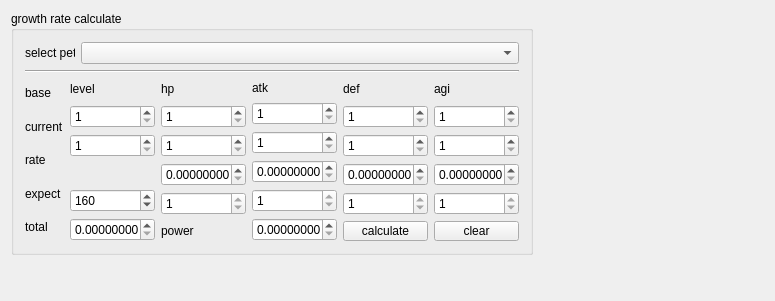
Qt form SaSH/form/petinfoform.ui (bestkakkoii/SaSH) before a commit.
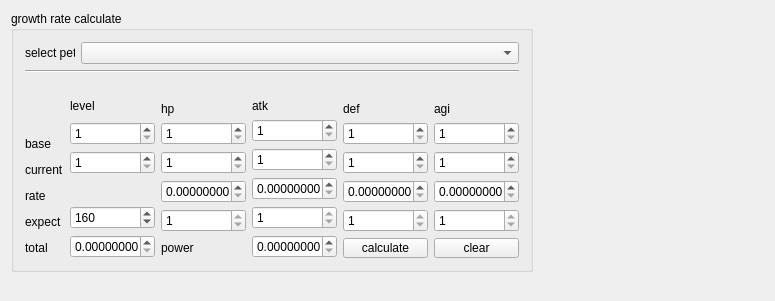
The same form after that commit. Custom widgets are drawn as their Qt base class.

The edit to the form file:
```diff
--- a/SaSH/form/petinfoform.ui
+++ b/SaSH/form/petinfoform.ui
@@ -51,8 +51,27 @@
        <layout class="QHBoxLayout" name="horizontalLayout">
         <item>
          <layout class="QVBoxLayout" name="verticalLayout_6">
+          <item>
+           <spacer name="verticalSpacer_2">
+            <property name="orientation">
+             <enum>Qt::Vertical</enum>
+            </property>
+            <property name="sizeHint" stdset="0">
+             <size>
+              <width>20</width>
+              <height>40</height>
+             </size>
+            </property>
+           </spacer>
+          </item>
           <item>
            <widget class="QLabel" name="label_7">
+            <property name="minimumSize">
+             <size>
+              <width>0</width>
+              <height>20</height>
+             </size>
+            </property>
             <property name="text">
              <string>base</string>
             </property>
@@ -60,6 +79,12 @@
           </item>
           <item>
            <widget class="QLabel" name="label_8">
+            <property name="minimumSize">
+             <size>
+              <width>0</width>
+              <height>20</height>
+             </size>
+            </property>
             <property name="text">
              <string>current</string>
             </property>
@@ -67,6 +92,12 @@
           </item>
           <item>
            <widget class="QLabel" name="label_9">
+            <property name="minimumSize">
+             <size>
+              <width>0</width>
+              <height>20</height>
+             </size>
+            </property>
             <property name="text">
              <string>rate</string>
             </property>
@@ -74,6 +105,12 @@
           </item>
           <item>
            <widget class="QLabel" name="label_10">
+            <property name="minimumSize">
+             <size>
+              <width>0</width>
+              <height>20</height>
+             </size>
+            </property>
             <property name="text">
              <string>expect</string>
             </property>
@@ -81,6 +118,12 @@
           </item>
           <item>
            <widget class="QLabel" name="label_11">
+            <property name="minimumSize">
+             <size>
+              <width>0</width>
+              <height>20</height>
+             </size>
+            </property>
             <property name="text">
              <string>total</string>
             </property>
@@ -90,6 +133,19 @@
         </item>
         <item>
          <layout class="QVBoxLayout" name="verticalLayout_5">
+          <item>
+           <spacer name="verticalSpacer_3">
+            <property name="orientation">
+             <enum>Qt::Vertical</enum>
+            </property>
+            <property name="sizeHint" stdset="0">
+             <size>
+              <width>20</width>
+              <height>40</height>
+             </size>
+            </property>
+           </spacer>
+          </item>
           <item>
            <widget class="QLabel" name="label_2">
             <property name="minimumSize">
@@ -217,6 +273,19 @@
         </item>
         <item>
          <layout class="QVBoxLayout" name="verticalLayout_4">
+          <item>
+           <spacer name="verticalSpacer_4">
+            <property name="orientation">
+             <enum>Qt::Vertical</enum>
+            </property>
+            <property name="sizeHint" stdset="0">
+             <size>
+              <width>20</width>
+              <height>40</height>
+             </size>
+            </property>
+           </spacer>
+          </item>
           <item>
            <widget class="QLabel" name="label_3">
             <property name="minimumSize">
@@ -341,6 +410,19 @@
         </item>
         <item>
          <layout class="QVBoxLayout" name="verticalLayout_3">
+          <item>
+           <spacer name="verticalSpacer_5">
+            <property name="orientation">
+             <enum>Qt::Vertical</enum>
+            </property>
+            <property name="sizeHint" stdset="0">
+             <size>
+              <width>20</width>
+              <height>40</height>
+             </size>
+            </property>
+           </spacer>
+          </item>
           <item>
            <widget class="QLabel" name="label_4">
             <property name="minimumSize">
@@ -468,6 +550,19 @@
         </item>
         <item>
          <layout class="QVBoxLayout" name="verticalLayout_2">
+          <item>
+           <spacer name="verticalSpacer_6">
+            <property name="orientation">
+             <enum>Qt::Vertical</enum>
+            </property>
+            <property name="sizeHint" stdset="0">
+             <size>
+              <width>20</width>
+              <height>40</height>
+             </size>
+            </property>
+           </spacer>
+          </item>
           <item>
            <widget class="QLabel" name="label_5">
             <property name="minimumSize">
@@ -592,6 +687,19 @@
         </item>
         <item>
          <layout class="QVBoxLayout" name="verticalLayout">
+          <item>
+           <spacer name="verticalSpacer_7">
+            <property name="orientation">
+             <enum>Qt::Vertical</enum>
+            </property>
+            <property name="sizeHint" stdset="0">
+             <size>
+              <width>20</width>
+              <height>40</height>
+             </size>
+            </property>
+           </spacer>
+          </item>
           <item>
            <widget class="QLabel" name="label_6">
             <property name="minimumSize">
@@ -749,16 +857,16 @@
  </widget>
  <layoutdefault spacing="6" margin="11"/>
  <customwidgets>
-  <customwidget>
-   <class>PushButton</class>
-   <extends>QPushButton</extends>
-   <header location="global">pushbutton.h</header>
-  </customwidget>
   <customwidget>
    <class>ComboBox</class>
    <extends>QComboBox</extends>
    <header location="global">combobox.h</header>
   </customwidget>
+  <customwidget>
+   <class>PushButton</class>
+   <extends>QPushButton</extends>
+   <header location="global">pushbutton.h</header>
+  </customwidget>
  </customwidgets>
  <resources/>
  <connections/>
```
